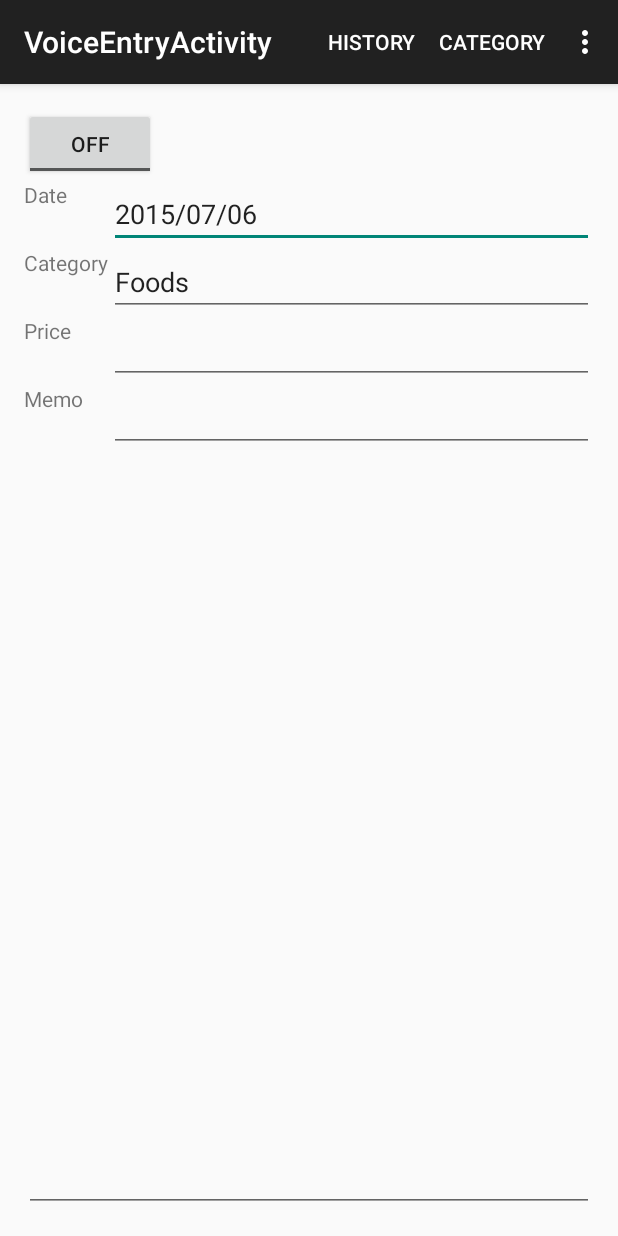
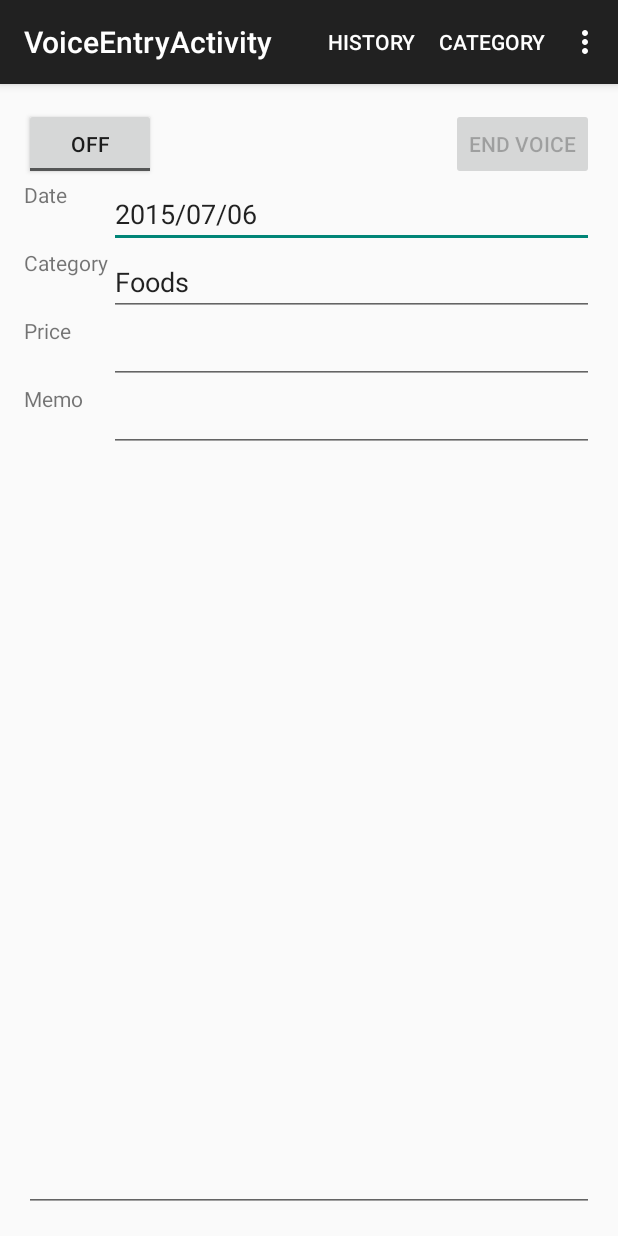
Before and after one commit to karino2/VoiceExpense, an Android app: the VoiceEntryActivity screen opened directly, with no data from a screen before it, on a phone screen of 412 x 824 dp. Run offline under Robolectric (Android 15) with nearby library versions, the phone set to English and light mode, and no system bars.

Commit message:
Implement EndVoice button.

```diff
--- a/app/src/main/res/layout/activity_voice_entry.xml
+++ b/app/src/main/res/layout/activity_voice_entry.xml
@@ -103,4 +103,13 @@
         android:layout_alignParentEnd="true"
         android:layout_alignParentBottom="true" />
 
+    <Button
+        android:layout_width="wrap_content"
+        android:layout_height="wrap_content"
+        android:text="@string/label_end_voice"
+        android:id="@+id/buttonEndVoice"
+        android:layout_alignParentTop="true"
+        android:layout_alignParentRight="true"
+        android:layout_alignParentEnd="true" />
+
 </RelativeLayout>
--- a/app/src/main/res/values/strings.xml
+++ b/app/src/main/res/values/strings.xml
@@ -15,4 +15,5 @@
     <string name="title_activity_history">HistoryActivity</string>
     <string name="title_activity_category">CategoryActivity</string>
     <string name="title_activity_voice_entry">VoiceEntryActivity</string>
+    <string name="label_end_voice">End Voice</string>
 </resources>
```
Also changed, not shown: app/src/main/java/com/livejournal/karino2/voiceexpense/VoiceEntryActivity.java (+28 -3 lines).
